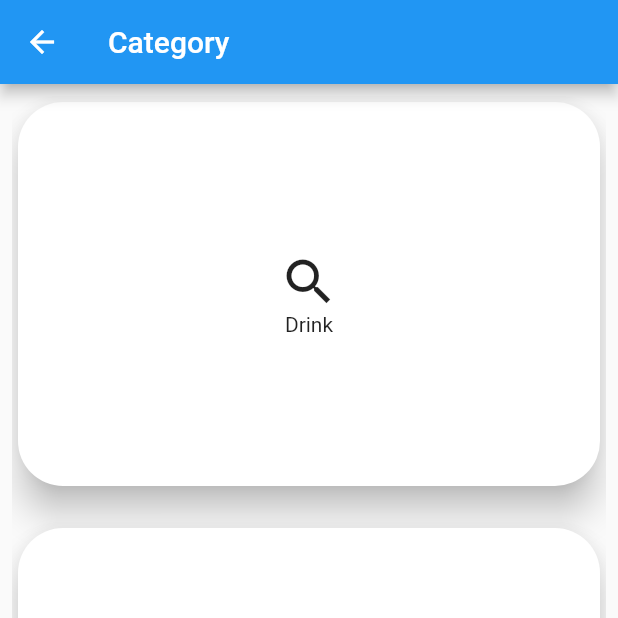
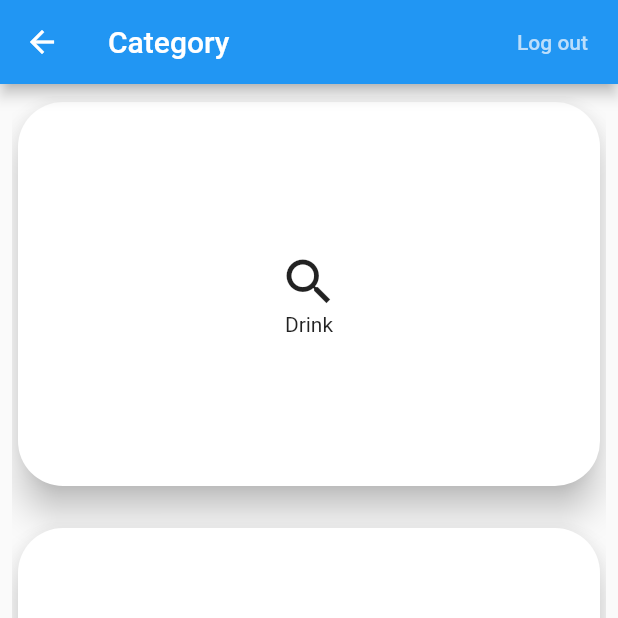
Before and after one commit to ChotongW/jiw_jiw, a Flutter app: the itemList screen opened by its route, on a phone screen of 412 x 824 dp, the top half of it. Run offline on Flutter 3.47's test engine with Material 2 defaults, Android fonts, the phone set to English and light mode, and no system bars; our stand-ins replace firebase_auth, firebase_core, firebase_database, flutter_svg, form_field_validator; accounts and stored records are empty.

Commit message:
replace custom appbar

```diff
--- a/lib/screens/item/list_item.dart
+++ b/lib/screens/item/list_item.dart
@@ -1,4 +1,6 @@
 import 'package:flutter/material.dart';
+
+import '../appbar/appbar.dart';
 
 class itemList extends StatefulWidget {
   const itemList({super.key});
@@ -22,8 +24,8 @@ class _itemListState extends State<itemList> {
   ];
   Widget build(BuildContext context) {
     return Scaffold(
-      appBar: AppBar(
-        title: Text('Category '),
+      appBar: MyAppBar(
+        title: "Category",
       ),
       body: Padding(
         padding: const EdgeInsets.all(8.0),
```
